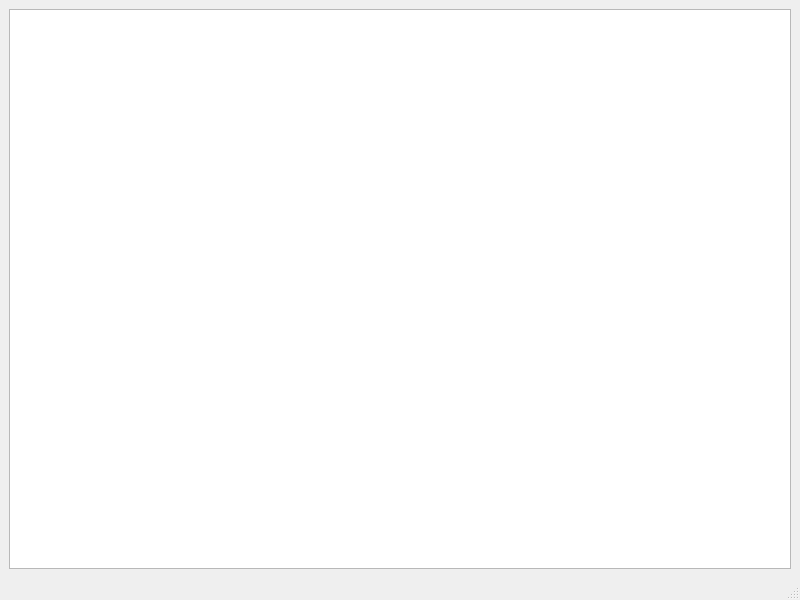
Old version of the form MainWindow.ui in the repository crossleyjuan/djon.
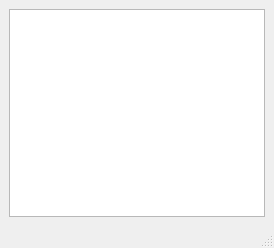
New version of the form. Icons and pictures are not drawn.

The edit to the form file:
```diff
--- a/MainWindow.ui
+++ b/MainWindow.ui
@@ -5,9 +5,9 @@
   <property name="geometry">
    <rect>
     <x>0</x>
-    <y>0</y>
-    <width>800</width>
-    <height>600</height>
+    <y>176</y>
+    <width>274</width>
+    <height>248</height>
    </rect>
   </property>
   <property name="sizePolicy">
```
Left out of the diff: 12 changed lines with no effect on the pictures.
